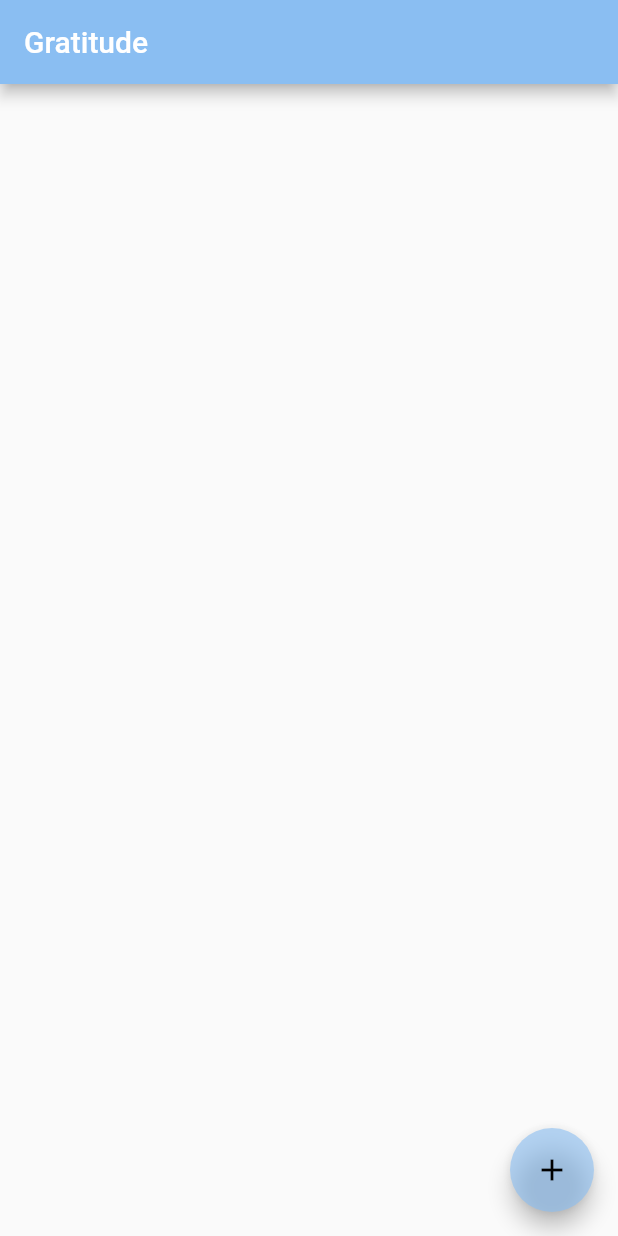
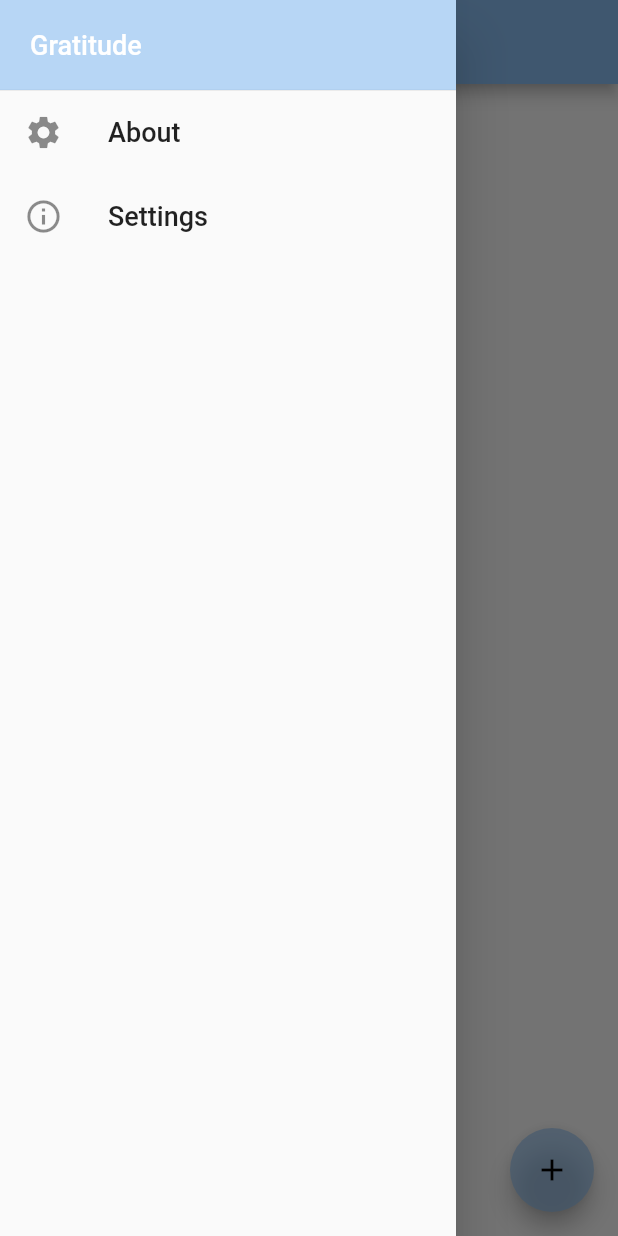
Before and after one commit to davidfung/gratitude_OLD, a Flutter app: the screen it shows after launch, with the side drawer open (before the commit the screen has no drawer), on a phone screen of 412 x 824 dp. Run offline on Flutter 3.47's test engine with Material 2 defaults, Android fonts, the phone set to English and light mode, and no system bars; our stand-ins replace shared_preferences, sqflite; accounts and stored records are empty.

Commit message:
Refactor code layout

```diff
--- a/lib/app_header.dart
+++ b/lib/app_header.dart
@@ -52,3 +52,8 @@ const Map<int, Icon> GIconSet = {
   icon_people: Icon(Icons.people),
   icon_portrait: Icon(Icons.portrait),
 };
+
+const String ROUTE_APP_ABOUT = "/about";
+const String ROUTE_APP_SETTING = "/setting";
+const String ROUTE_GRATITUDE_ADD = "/add";
+const String ROUTE_GRATITUDE_EDIT = "/edit";
--- a/lib/main.dart
+++ b/lib/main.dart
@@ -2,20 +2,8 @@ import 'package:flutter/material.dart';
 import 'package:gratitude/app_header.dart';
 import 'package:gratitude/provider/gratitude_provider.dart';
 import 'package:gratitude/util/app_settings.dart';
-import 'package:gratitude/view/about_view.dart';
-import 'package:gratitude/view/gratitude_add_view.dart';
-import 'package:gratitude/view/gratitude_edit_view.dart';
-import 'package:gratitude/view/gratitude_list_view.dart';
-import 'package:gratitude/view/setting_view.dart';
 import 'package:provider/provider.dart';
-
-final Map<String, WidgetBuilder> routesMap = {
-  '/': (context) => Home(),
-  ItemAddView.routeName: (context) => ItemAddView(),
-  ItemEditView.routeName: (context) => ItemEditView(),
-  AboutView.routeName: (context) => AboutView(),
-  SettingView.routeName: (context) => SettingView(),
-};
+import 'package:gratitude/route.dart';
 
 void main() async {
   WidgetsFlutterBinding.ensureInitialized();
@@ -41,48 +29,3 @@ class MyApp extends StatelessWidget {
     );
   }
 }
-
-class Home extends StatefulWidget {
-  @override
-  _HomeState createState() => _HomeState();
-}
-
-class _HomeState extends State<Home> {
-  @override
-  Widget build(BuildContext context) {
-    return Scaffold(
-      appBar: AppBar(
-        title: const Text(
-          APP_TITLE,
-          style: TextStyle(color: Colors.white),
-        ),
-      ),
-      body: GratitudeView(),
-      floatingActionButton: FloatingActionButton(
-        //onPressed: _addItem,
-        onPressed: () {
-          Navigator.pushNamed(context, AboutView.routeName);
-        },
-        tooltip: 'Add Gratitude',
-        child: const Icon(Icons.add),
-      ),
-    );
-  }
-
-  // void _addItem() {
-  //   showDialog(
-  //       context: context,
-  //       builder: (_) => new AlertDialog(
-  //             title: new Text("Gratitude"),
-  //             content: new Text("In the future, you can add a gratitude here!"),
-  //             actions: <Widget>[
-  //               FlatButton(
-  //                 child: Text('OK'),
-  //                 onPressed: () {
-  //                   Navigator.of(context).pop();
-  //                 },
-  //               )
-  //             ],
-  //           ));
-  // }
-}
--- /dev/null
+++ b/lib/route.dart
@@ -0,0 +1,15 @@
+import 'package:flutter/material.dart';
+import 'package:gratitude/app_header.dart';
+import 'package:gratitude/view/app_about_view.dart';
+import 'package:gratitude/view/app_home_view.dart';
+import 'package:gratitude/view/app_setting_view.dart';
+import 'package:gratitude/view/gratitude_add_view.dart';
+import 'package:gratitude/view/gratitude_edit_view.dart';
+
+final Map<String, WidgetBuilder> routesMap = {
+  '/': (context) => HomeView(),
+  ROUTE_APP_ABOUT: (context) => AboutView(),
+  ROUTE_APP_SETTING: (context) => SettingView(),
+  ROUTE_GRATITUDE_ADD: (context) => GratitudeAddView(),
+  ROUTE_GRATITUDE_EDIT: (context) => GratitudeEditView(),
+};
--- a/lib/view/about_view.dart
+++ b/lib/view/app_about_view.dart
@@ -1,7 +1,8 @@
 import 'package:flutter/material.dart';
 
 class AboutView extends StatelessWidget {
-  static const String routeName = "/about";
+  static const String title = 'About';
+
   @override
   Widget build(BuildContext context) {
     return Scaffold(
--- /dev/null
+++ b/lib/view/app_home_view.dart
@@ -0,0 +1,30 @@
+import 'package:flutter/material.dart';
+import 'package:gratitude/app_header.dart';
+import 'package:gratitude/widget/app_drawer.dart';
+import 'package:gratitude/widget/gratitude_widget.dart';
+
+class HomeView extends StatelessWidget {
+  static const String title = APP_TITLE;
+
+  @override
+  Widget build(BuildContext context) {
+    return Scaffold(
+      appBar: AppBar(
+        title: const Text(
+          title,
+          style: TextStyle(color: Colors.white),
+        ),
+      ),
+      drawer: MainDrawer(),
+      body: GratitudeListWidget(),
+      floatingActionButton: FloatingActionButton(
+        onPressed: () {},
+        // onPressed: () {
+        //   Navigator.pushNamed(context, AboutView.routeName);
+        // },
+        tooltip: 'Add Gratitude',
+        child: const Icon(Icons.add),
+      ),
+    );
+  }
+}
--- a/lib/view/setting_view.dart
+++ b/lib/view/app_setting_view.dart
@@ -1,7 +1,8 @@
 import 'package:flutter/material.dart';
 
 class SettingView extends StatelessWidget {
-  static const String routeName = "/settings";
+  static const String title = 'Settings';
+
   @override
   Widget build(BuildContext context) {
     return Container(
--- a/lib/view/gratitude_add_view.dart
+++ b/lib/view/gratitude_add_view.dart
@@ -1,12 +1,13 @@
 import 'package:flutter/material.dart';
 
-class ItemAddView extends StatelessWidget {
-  static const String routeName = "/add";
+class GratitudeAddView extends StatelessWidget {
+  static const String title = 'Add a Gratitude';
+
   @override
   Widget build(BuildContext context) {
     return Container(
       color: Colors.blue,
-      child: Text("Item Add"),
+      child: Text("Gratitude Add"),
     );
   }
 }
--- a/lib/view/gratitude_edit_view.dart
+++ b/lib/view/gratitude_edit_view.dart
@@ -1,12 +1,13 @@
 import 'package:flutter/material.dart';
 
-class ItemEditView extends StatelessWidget {
-  static const String routeName = "/edit";
+class GratitudeEditView extends StatelessWidget {
+  static const String title = 'Edit a Gratitude';
+
   @override
   Widget build(BuildContext context) {
     return Container(
       color: Colors.green,
-      child: Text("Item Add"),
+      child: Text("Gratitude Edit"),
     );
   }
 }
--- a/lib/view/gratitude_list_view.dart
+++ /dev/null
@@ -1,44 +0,0 @@
-import 'package:flutter/material.dart';
-import 'package:gratitude/widget/gratitude_widget.dart';
-import 'package:provider/provider.dart';
-
-import '../provider/gratitude_provider.dart';
-
-class GratitudeView extends StatefulWidget {
-  @override
-  _GratitudeViewState createState() => _GratitudeViewState();
-}
-
-class _GratitudeViewState extends State<GratitudeView> {
-  @override
-  Widget build(BuildContext context) {
-    final gratitudes = Provider.of<Gratitudes>(context);
-    return ListView.builder(
-      itemCount: gratitudes.items.length,
-      itemBuilder: (context, index) {
-        final taskName = gratitudes.items[index].content;
-        return Dismissible(
-          key: UniqueKey(),
-          onDismissed: (direction) {
-            gratitudes.removeTask(index);
-          },
-          background: Container(
-              alignment: AlignmentDirectional.centerStart,
-              color: Colors.red,
-              child: Padding(
-                padding: const EdgeInsets.fromLTRB(20, 0, 0, 0),
-                child: Icon(Icons.cancel, color: Colors.white),
-              )),
-          child: GratitudeWidget.fromItem(gratitudes.items[index]),
-          secondaryBackground: Container(
-              alignment: AlignmentDirectional.centerEnd,
-              color: Colors.red,
-              child: Padding(
-                padding: const EdgeInsets.fromLTRB(0, 0, 30, 0),
-                child: Icon(Icons.cancel, color: Colors.white),
-              )),
-        );
-      },
-    );
-  }
-}
--- /dev/null
+++ b/lib/widget/app_drawer.dart
@@ -0,0 +1,66 @@
+import 'package:flutter/material.dart';
+import 'package:gratitude/app_header.dart';
+import 'package:gratitude/view/app_about_view.dart';
+import 'package:gratitude/view/app_setting_view.dart';
+
+class MainDrawer extends StatelessWidget {
+  const MainDrawer({
+    Key key,
+  }) : super(key: key);
+
+  @override
+  Widget build(BuildContext context) {
+    return Drawer(
+      child: ListView(
+//        padding: EdgeInsets.zero,
+        children: <Widget>[
+          Container(
+            height: 60,
+            child: DrawerHeader(
+                child: Container(
+                    alignment: Alignment.centerLeft,
+                    padding: EdgeInsets.only(left: 20),
+                    child: Text(APP_TITLE,
+                        style: TextStyle(fontSize: 18, color: Colors.white))),
+                decoration: BoxDecoration(color: Theme.of(context).accentColor),
+                margin: EdgeInsets.all(0.0),
+                padding: EdgeInsets.all(0.0)),
+          ),
+//          DrawerHeader(
+//            child: Text(
+//              'Drawer Header',
+//              style: TextStyle(
+//                fontSize: 18,
+//              ),
+//            ),
+//          ), //          Container(
+//            height: 90,
+//            color: Theme.of(context).accentColor,
+//          ),
+          buildListTile(AboutView.title, Icons.settings, () {
+            Navigator.of(context).popAndPushNamed(ROUTE_APP_SETTING);
+          }),
+          buildListTile(SettingView.title, Icons.info_outline, () {
+            Navigator.of(context).popAndPushNamed(ROUTE_APP_ABOUT);
+          }),
+        ],
+      ),
+    );
+  }
+
+  Widget buildListTile(String title, IconData icon, Function tapHandler) {
+    return ListTile(
+      leading: Icon(
+        icon,
+        size: 26,
+      ),
+      title: Text(
+        title,
+        style: TextStyle(
+          fontSize: 18,
+        ),
+      ),
+      onTap: tapHandler,
+    );
+  }
+}
--- a/lib/widget/gratitude_widget.dart
+++ b/lib/widget/gratitude_widget.dart
@@ -1,7 +1,47 @@
 import 'package:flutter/material.dart';
 import 'package:gratitude/app_header.dart';
 import 'package:gratitude/model/gratitude_model.dart';
+import 'package:gratitude/provider/gratitude_provider.dart';
 import 'package:intl/intl.dart';
+import 'package:provider/provider.dart';
+
+class GratitudeListWidget extends StatefulWidget {
+  @override
+  _GratitudeListWidgetState createState() => _GratitudeListWidgetState();
+}
+
+class _GratitudeListWidgetState extends State<GratitudeListWidget> {
+  @override
+  Widget build(BuildContext context) {
+    final gratitudes = Provider.of<Gratitudes>(context);
+    return ListView.builder(
+      itemCount: gratitudes.items.length,
+      itemBuilder: (context, index) {
+        return Dismissible(
+          key: UniqueKey(),
+          onDismissed: (direction) {
+            gratitudes.removeTask(index);
+          },
+          background: Container(
+              alignment: AlignmentDirectional.centerStart,
+              color: Colors.red,
+              child: Padding(
+                padding: const EdgeInsets.fromLTRB(20, 0, 0, 0),
+                child: Icon(Icons.cancel, color: Colors.white),
+              )),
+          child: GratitudeWidget.fromItem(gratitudes.items[index]),
+          secondaryBackground: Container(
+              alignment: AlignmentDirectional.centerEnd,
+              color: Colors.red,
+              child: Padding(
+                padding: const EdgeInsets.fromLTRB(0, 0, 30, 0),
+                child: Icon(Icons.cancel, color: Colors.white),
+              )),
+        );
+      },
+    );
+  }
+}
 
 class GratitudeWidget extends StatelessWidget {
   final String title;
@@ -27,7 +67,7 @@ class GratitudeWidget extends StatelessWidget {
   }
 }
 
-class GDividerWidget extends StatelessWidget {
+class GDividerWidgetNOTUSE extends StatelessWidget {
   @override
   Widget build(BuildContext context) {
     return Container(
```
